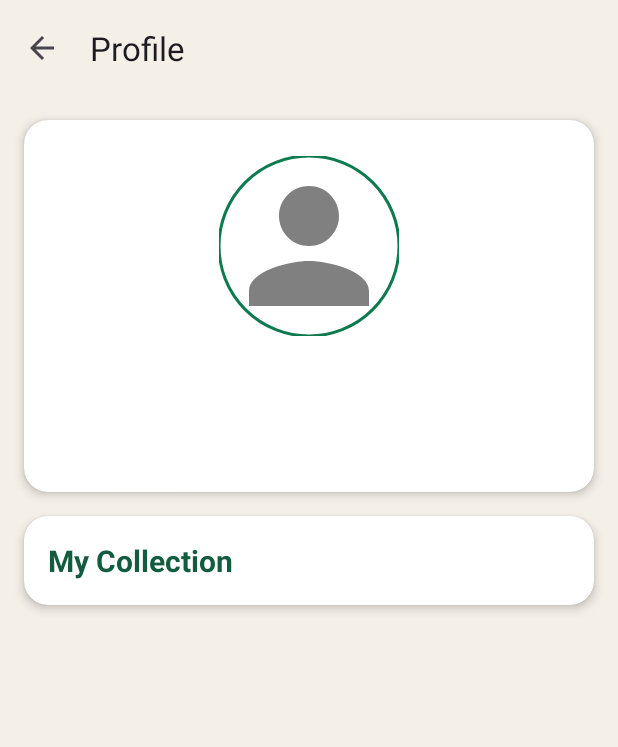
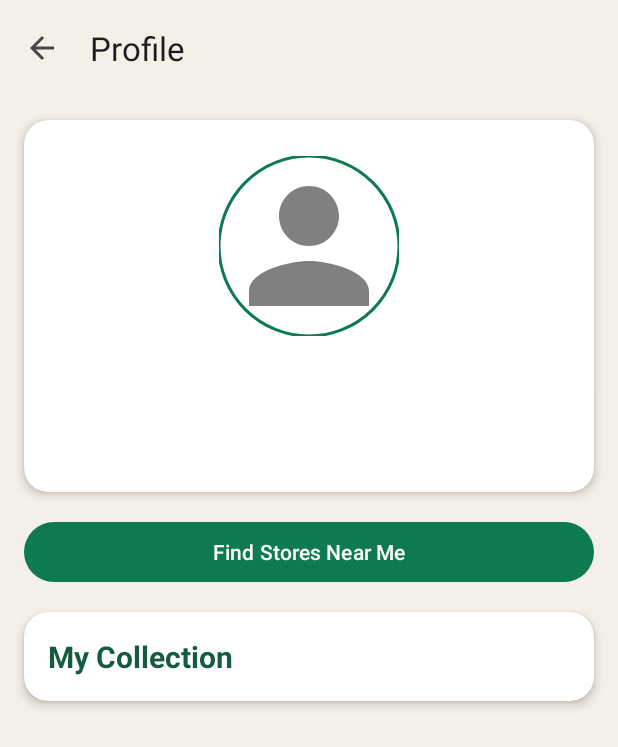
Before and after one commit to filec003/Racquet-Collector, an Android app: the ProfileActivity screen opened directly, with no data from a screen before it, on a phone screen of 412 x 824 dp. Shown: the top 747 px of the screen. Run offline under Robolectric (Android 15) with nearby library versions, the light colour scheme and no system bars; 1 statement that could not run was skipped.

Commit message:
added support for location permission and map query for local stores

```diff
--- a/app/build.gradle.kts
+++ b/app/build.gradle.kts
@@ -34,6 +34,9 @@ android {
     kotlinOptions {
         jvmTarget = "11"
     }
+    buildFeatures {
+        viewBinding = true
+    }
 }
 
 dependencies {
@@ -46,6 +49,7 @@ dependencies {
     implementation(libs.androidx.activity)
     implementation(libs.androidx.constraintlayout)
     implementation("androidx.recyclerview:recyclerview:1.3.2")
+    implementation("com.google.android.gms:play-services-location:21.3.0")
     testImplementation(libs.junit)
     androidTestImplementation(libs.androidx.junit)
     androidTestImplementation(libs.androidx.espresso.core)
--- a/app/src/main/AndroidManifest.xml
+++ b/app/src/main/AndroidManifest.xml
@@ -2,8 +2,9 @@
 <manifest xmlns:android="http://schemas.android.com/apk/res/android"
     xmlns:tools="http://schemas.android.com/tools">
 
-    <!-- Add this line -->
     <uses-permission android:name="android.permission.INTERNET" />
+    <uses-permission android:name="android.permission.ACCESS_FINE_LOCATION" />
+    <uses-permission android:name="android.permission.ACCESS_COARSE_LOCATION" />
 
     <application
         android:allowBackup="true"
--- a/app/src/main/res/layout/activity_profile.xml
+++ b/app/src/main/res/layout/activity_profile.xml
@@ -61,11 +61,22 @@
 
     </androidx.cardview.widget.CardView>
 
+    <com.google.android.material.button.MaterialButton
+        android:id="@+id/find_stores_button"
+        android:layout_width="match_parent"
+        android:layout_height="wrap_content"
+        android:layout_marginStart="16dp"
+        android:layout_marginEnd="16dp"
+        android:text="Find Stores Near Me"
+        app:backgroundTint="#0E7A4F"
+        android:textColor="@android:color/white"/>
+
     <androidx.cardview.widget.CardView
         android:layout_width="match_parent"
         android:layout_height="wrap_content"
         android:layout_marginStart="16dp"
         android:layout_marginEnd="16dp"
+        android:layout_marginTop="16dp"
         app:cardCornerRadius="16dp"
         app:cardElevation="4dp">
 
--- a/gradle/libs.versions.toml
+++ b/gradle/libs.versions.toml
@@ -9,6 +9,7 @@ appcompat = "1.7.1"
 material = "1.13.0"
 activity = "1.11.0"
 constraintlayout = "2.2.1"
+playServicesMaps = "19.2.0"
 
 [libraries]
 androidx-core-ktx = { group = "androidx.core", name = "core-ktx", version.ref = "coreKtx" }
@@ -19,6 +20,7 @@ androidx-appcompat = { group = "androidx.appcompat", name = "appcompat", version
 material = { group = "com.google.android.material", name = "material", version.ref = "material" }
 androidx-activity = { group = "androidx.activity", name = "activity", version.ref = "activity" }
 androidx-constraintlayout = { group = "androidx.constraintlayout", name = "constraintlayout", version.ref = "constraintlayout" }
+play-services-maps = { group = "com.google.android.gms", name = "play-services-maps", version.ref = "playServicesMaps" }
 
 [plugins]
 android-application = { id = "com.android.application", version.ref = "agp" }
```
Also changed, not shown: app/src/main/java/com/example/racquetcollector/ProfileActivity.kt (+69 -10 lines).
